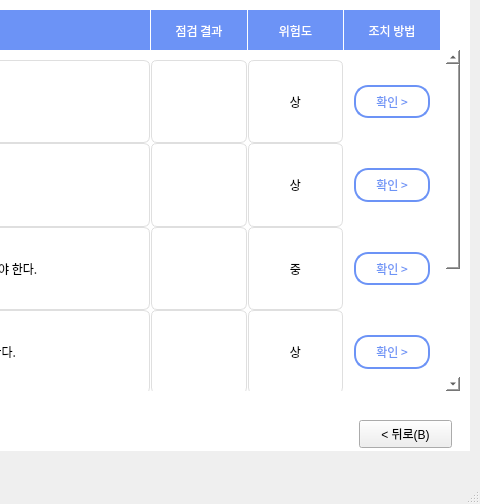
This is result_internet.ui in skyun333/wallpad as Qt 5 draws it before an edit; both pictures show x 481 to 961 and y 200 to 704 of the 961 by 704 pixel window. The edited form follows.
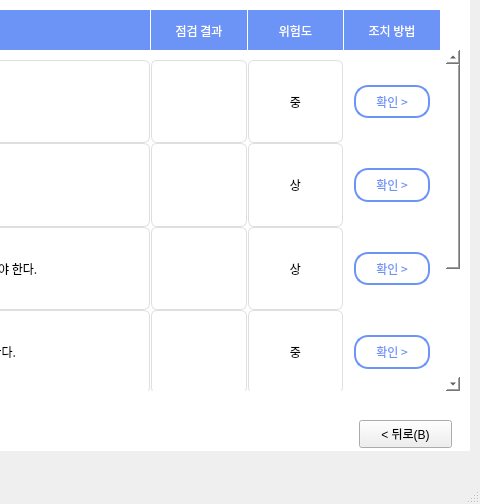
This is the edited form. Icons and pictures are not drawn.

The edit to the form file:
```diff
--- a/result_internet.ui
+++ b/result_internet.ui
@@ -518,7 +518,7 @@
      <property name="geometry">
       <rect>
        <x>0</x>
-       <y>0</y>
+       <y>-142</y>
        <width>829</width>
        <height>519</height>
       </rect>
@@ -799,7 +799,7 @@
 border-radius: 6px</string>
          </property>
          <property name="text">
-          <string>상</string>
+          <string>중</string>
          </property>
          <property name="alignment">
           <set>Qt::AlignCenter</set>
@@ -935,7 +935,7 @@
 border-radius: 6px</string>
          </property>
          <property name="text">
-          <string>상</string>
+          <string>중</string>
          </property>
          <property name="alignment">
           <set>Qt::AlignCenter</set>
@@ -1013,7 +1013,7 @@
 border-radius: 6px</string>
          </property>
          <property name="text">
-          <string>중</string>
+          <string>상</string>
          </property>
          <property name="alignment">
           <set>Qt::AlignCenter</set>
```
Left out of the diff: 2 changed lines with no effect on the pictures.
